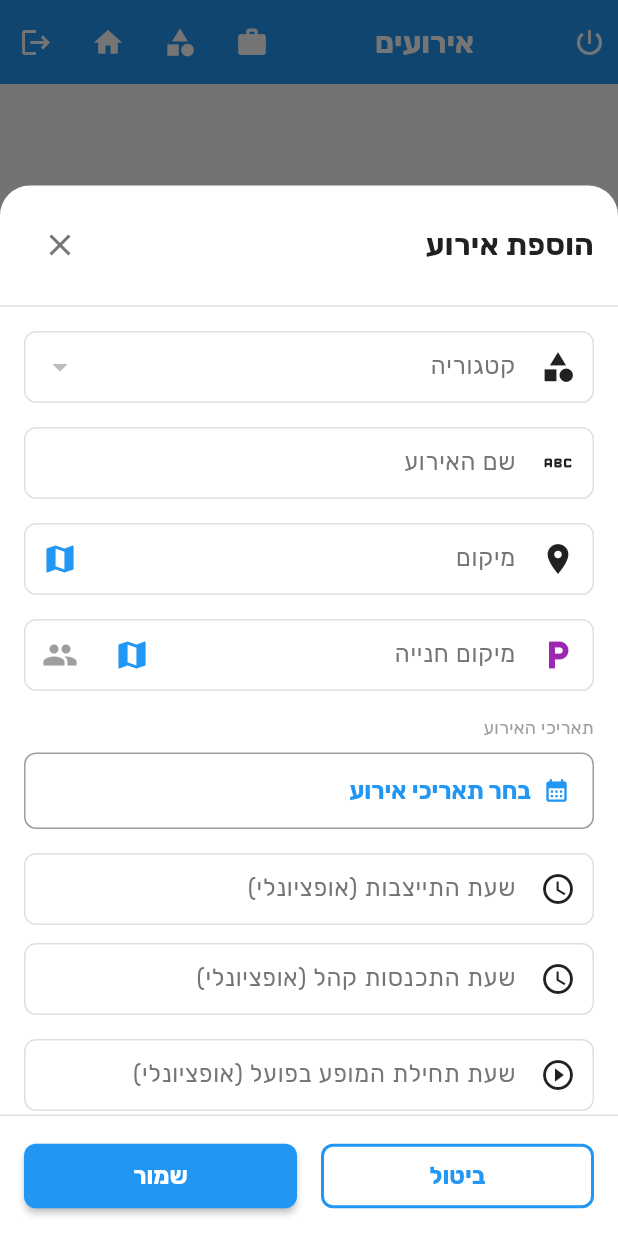
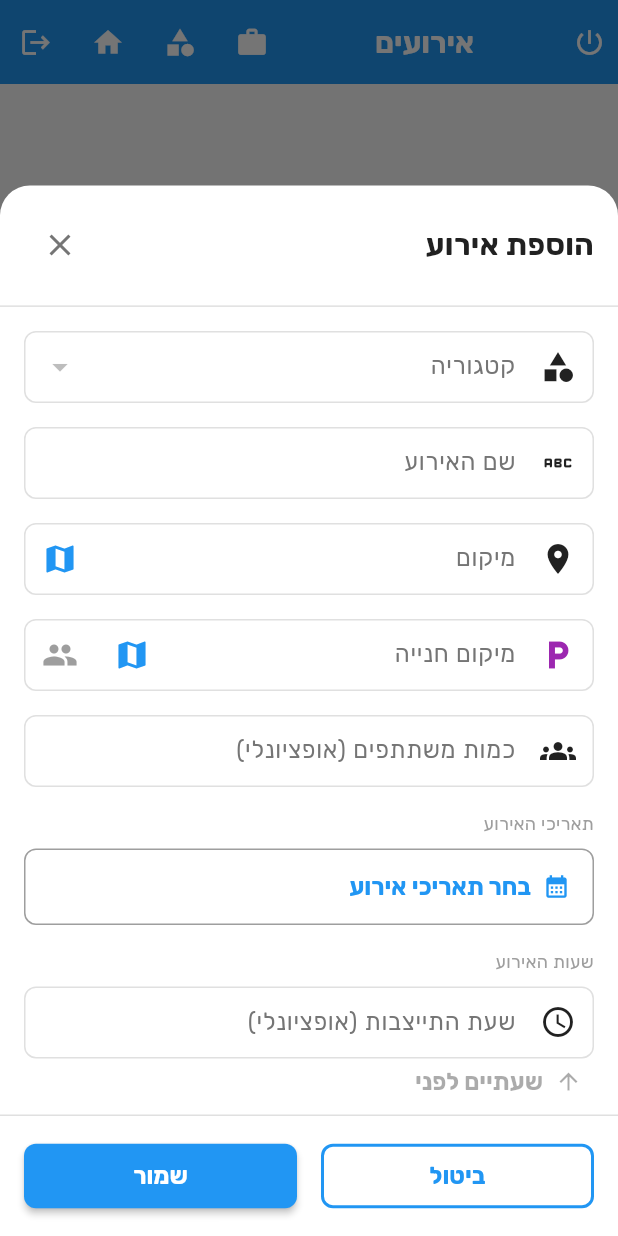
Before and after one commit to omerbengal/Shavtzak, a Flutter app: the EventListScreen screen opened directly, after a tap on the "add" icon, on a phone screen of 412 x 824 dp. Run offline on Flutter 3.47's test engine with Material 3 defaults, Android fonts, the phone set to English and light mode, and no system bars; our stand-ins replace bloc, calendar_date_picker2, cloud_firestore, equatable, firebase_auth, firebase_core and 8 more; missing offline and left inert: dart:html, dart:js_interop; accounts and stored records are empty; network calls fail.

Commit message:
fix(event-form): gray-disabled derive arrows, "שעות האירוע" heading, move participant count
- Derive arrows now always render; disabled (grayed) until the source time
  field has a value, instead of being hidden.
- Added a "שעות האירוע" section heading before the time fields, mirroring
  the existing "תאריכי האירוע" date label.
- Moved "כמות משתתפים" out of the time section up to the top section,
  directly under the "מיקום חנייה" (parking location) field.

Co-Authored-By: Claude Opus 4.8 (1M context) <noreply@anthropic.com>
Claude-Session: https://claude.ai/code/session_01BmNmK4cCpimKTzjYdJqYhq

```diff
--- a/shavtzak/lib/presentation/screens/event/widgets/event_form_modal.dart
+++ b/shavtzak/lib/presentation/screens/event/widgets/event_form_modal.dart
@@ -424,18 +424,20 @@ class _EventFormModalState extends State<EventFormModal> {
     required String label,
     required String logKey,
   }) {
-    if (source.text.trim().isEmpty) {
-      return const SizedBox(height: 4);
-    }
+    // Always render the arrow; disable (gray out) it until the source field
+    // has a value to derive from.
+    final enabled = source.text.trim().isNotEmpty;
     return Padding(
       padding: const EdgeInsets.symmetric(vertical: 2),
       child: Align(
         alignment: AlignmentDirectional.centerStart,
         child: TextButton.icon(
-          onPressed: () {
-            Logger.action('tap:deriveTime:$logKey');
-            _deriveTime(source, target, offsetMinutes);
-          },
+          onPressed: enabled
+              ? () {
+                  Logger.action('tap:deriveTime:$logKey');
+                  _deriveTime(source, target, offsetMinutes);
+                }
+              : null,
           icon: Icon(
             pointsUp ? Icons.arrow_upward : Icons.arrow_downward,
             size: 18,
@@ -1831,6 +1833,47 @@ class _EventFormModalState extends State<EventFormModal> {
 
                                         const SizedBox(height: 16),
 
+                                        // Participant count (כמות משתתפים)
+                                        TextFormField(
+                                          controller: _participantCountController,
+                                          keyboardType: TextInputType.number,
+                                          inputFormatters: [
+                                            FilteringTextInputFormatter
+                                                .digitsOnly,
+                                            LengthLimitingTextInputFormatter(7),
+                                          ],
+                                          onChanged: (_) {
+                                            _isDirty = true;
+                                          },
+                                          decoration: InputDecoration(
+                                            labelText:
+                                                'כמות משתתפים (אופציונלי)',
+                                            hintText: 'לדוגמה: 250',
+                                            prefixIcon:
+                                                const Icon(Icons.groups),
+                                            border: const OutlineInputBorder(),
+                                            suffixIcon: _participantCountController
+                                                    .text.isNotEmpty
+                                                ? IconButton(
+                                                    icon: const Icon(
+                                                        Icons.clear,
+                                                        color: Colors.grey),
+                                                    onPressed: () {
+                                                      Logger.action(
+                                                          'tap:clearParticipantCount');
+                                                      setState(() {
+                                                        _participantCountController
+                                                            .clear();
+                                                        _isDirty = true;
+                                                      });
+                                                    },
+                                                  )
+                                                : null,
+                                          ),
+                                        ),
+
+                                        const SizedBox(height: 16),
+
                                         // Date Selection (Dual Calendar)
                                         Column(
                                           crossAxisAlignment:
@@ -2045,6 +2088,17 @@ class _EventFormModalState extends State<EventFormModal> {
 
                                         const SizedBox(height: 16),
 
+                                        // Label marking the start of the event
+                                        // time fields (mirrors 'תאריכי האירוע').
+                                        const Text(
+                                          'שעות האירוע',
+                                          style: TextStyle(
+                                            fontSize: 12,
+                                            color: Colors.grey,
+                                          ),
+                                        ),
+                                        const SizedBox(height: 8),
+
                                         // Assembly Time (שעת התייצבות)
                                         _buildTimeField(
                                           controller: _assemblyTimeController,
@@ -2156,47 +2210,6 @@ class _EventFormModalState extends State<EventFormModal> {
                                           hint: 'לדוגמה: 00:00',
                                           prefixIcon: Icons.access_time,
                                           logKey: 'teamEnd',
-                                        ),
-
-                                        const SizedBox(height: 16),
-
-                                        // Participant count (כמות משתתפים)
-                                        TextFormField(
-                                          controller: _participantCountController,
-                                          keyboardType: TextInputType.number,
-                                          inputFormatters: [
-                                            FilteringTextInputFormatter
-                                                .digitsOnly,
-                                            LengthLimitingTextInputFormatter(7),
-                                          ],
-                                          onChanged: (_) {
-                                            _isDirty = true;
-                                          },
-                                          decoration: InputDecoration(
-                                            labelText:
-                                                'כמות משתתפים (אופציונלי)',
-                                            hintText: 'לדוגמה: 250',
-                                            prefixIcon:
-                                                const Icon(Icons.groups),
-                                            border: const OutlineInputBorder(),
-                                            suffixIcon: _participantCountController
-                                                    .text.isNotEmpty
-                                                ? IconButton(
-                                                    icon: const Icon(
-                                                        Icons.clear,
-                                                        color: Colors.grey),
-                                                    onPressed: () {
-                                                      Logger.action(
-                                                          'tap:clearParticipantCount');
-                                                      setState(() {
-                                                        _participantCountController
-                                                            .clear();
-                                                        _isDirty = true;
-                                                      });
-                                                    },
-                                                  )
-                                                : null,
-                                          ),
                                         ),
 
                                         const SizedBox(height: 16),
```
